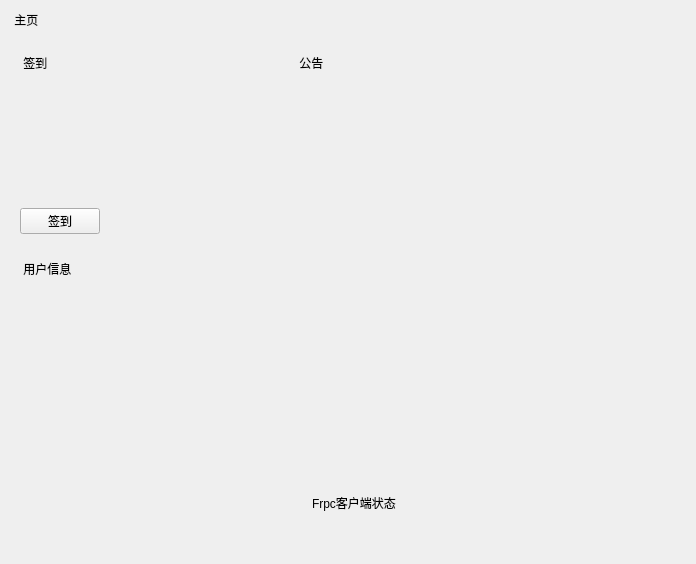
Above: QtUI/HomePage.ui from LxHTT/MEFrp-Launcher-Qt before the change. Below: the same form after it.
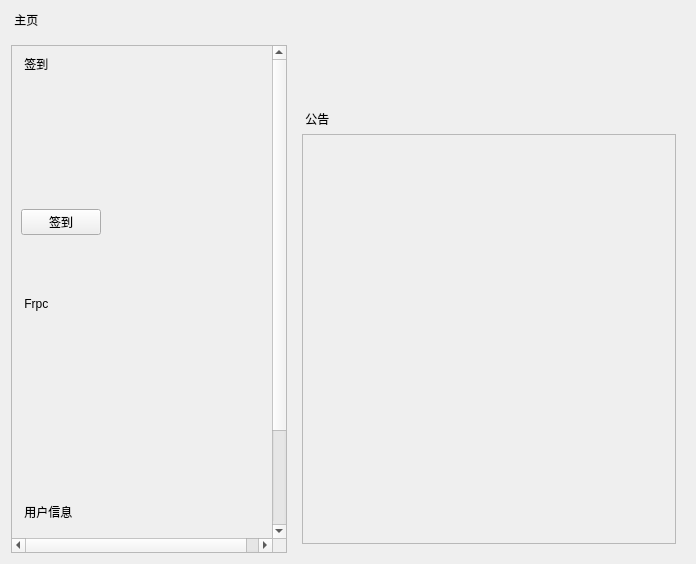
That is the form after the change. Custom widgets are drawn as their Qt base class.

Commit message: Fix | announcement & widget spacing

```diff
--- a/QtUI/HomePage.ui
+++ b/QtUI/HomePage.ui
@@ -14,7 +14,7 @@
    <string/>
   </property>
   <layout class="QGridLayout" name="gridLayout">
-   <item row="1" column="0" colspan="2">
+   <item row="1" column="0" colspan="3">
     <spacer name="verticalSpacer">
      <property name="orientation">
       <enum>Qt::Vertical</enum>
@@ -30,60 +30,7 @@
      </property>
     </spacer>
    </item>
-   <item row="7" column="1">
-    <widget class="OutlinedCardWidget" name="frpcStatusWidget">
-     <property name="sizePolicy">
-      <sizepolicy hsizetype="Expanding" vsizetype="Fixed">
-       <horstretch>0</horstretch>
-       <verstretch>0</verstretch>
-      </sizepolicy>
-     </property>
-     <property name="minimumSize">
-      <size>
-       <width>0</width>
-       <height>100</height>
-      </size>
-     </property>
-     <property name="maximumSize">
-      <size>
-       <width>16777215</width>
-       <height>100</height>
-      </size>
-     </property>
-     <layout class="QHBoxLayout" name="frpcStatusLayout">
-      <property name="leftMargin">
-       <number>25</number>
-      </property>
-      <item>
-       <widget class="SubtitleLabel" name="frpcStatusTitle">
-        <property name="sizePolicy">
-         <sizepolicy hsizetype="Fixed" vsizetype="Fixed">
-          <horstretch>0</horstretch>
-          <verstretch>0</verstretch>
-         </sizepolicy>
-        </property>
-        <property name="text">
-         <string>Frpc客户端状态</string>
-        </property>
-       </widget>
-      </item>
-      <item>
-       <widget class="BodyLabel" name="frpcStatusContent">
-        <property name="sizePolicy">
-         <sizepolicy hsizetype="Expanding" vsizetype="Expanding">
-          <horstretch>0</horstretch>
-          <verstretch>0</verstretch>
-         </sizepolicy>
-        </property>
-        <property name="text">
-         <string/>
-        </property>
-       </widget>
-      </item>
-     </layout>
-    </widget>
-   </item>
-   <item row="0" column="0">
+   <item row="0" column="0" colspan="2">
     <widget class="TitleLabel" name="TitleLabel">
      <property name="sizePolicy">
       <sizepolicy hsizetype="Fixed" vsizetype="Fixed">
@@ -96,7 +43,194 @@
      </property>
     </widget>
    </item>
-   <item row="2" column="0">
+   <item row="3" column="2">
+    <widget class="OutlinedCardWidget" name="announcementWidget">
+     <property name="sizePolicy">
+      <sizepolicy hsizetype="Expanding" vsizetype="Expanding">
+       <horstretch>0</horstretch>
+       <verstretch>0</verstretch>
+      </sizepolicy>
+     </property>
+     <layout class="QVBoxLayout" name="verticalLayout">
+      <item>
+       <widget class="SubtitleLabel" name="announcementTitle">
+        <property name="sizePolicy">
+         <sizepolicy hsizetype="Fixed" vsizetype="Fixed">
+          <horstretch>0</horstretch>
+          <verstretch>0</verstretch>
+         </sizepolicy>
+        </property>
+        <property name="text">
+         <string> 公告</string>
+        </property>
+       </widget>
+      </item>
+      <item>
+       <widget class="SmoothScrollArea" name="announcementContentSC">
+        <property name="widgetResizable">
+         <bool>true</bool>
+        </property>
+        <widget class="QWidget" name="announcementContentSCWidget">
+         <property name="geometry">
+          <rect>
+           <x>0</x>
+           <y>0</y>
+           <width>376</width>
+           <height>375</height>
+          </rect>
+         </property>
+         <layout class="QGridLayout" name="announcementContentLayout">
+          <property name="leftMargin">
+           <number>6</number>
+          </property>
+          <property name="topMargin">
+           <number>6</number>
+          </property>
+          <property name="rightMargin">
+           <number>6</number>
+          </property>
+          <property name="bottomMargin">
+           <number>6</number>
+          </property>
+          <property name="spacing">
+           <number>4</number>
+          </property>
+          <item row="0" column="0">
+           <widget class="BodyLabel" name="announcementContent">
+            <property name="sizePolicy">
+             <sizepolicy hsizetype="Expanding" vsizetype="Expanding">
+              <horstretch>0</horstretch>
+              <verstretch>0</verstretch>
+             </sizepolicy>
+            </property>
+            <property name="text">
+             <string/>
+            </property>
+            <property name="textFormat">
+             <enum>Qt::MarkdownText</enum>
+            </property>
+            <property name="alignment">
+             <set>Qt::AlignLeading|Qt::AlignLeft|Qt::AlignTop</set>
+            </property>
+           </widget>
+          </item>
+         </layout>
+        </widget>
+       </widget>
+      </item>
+     </layout>
+    </widget>
+   </item>
+   <item row="2" column="2">
+    <widget class="QWidget" name="serviceStatusWidget" native="true">
+     <property name="sizePolicy">
+      <sizepolicy hsizetype="Expanding" vsizetype="Fixed">
+       <horstretch>0</horstretch>
+       <verstretch>0</verstretch>
+      </sizepolicy>
+     </property>
+     <property name="minimumSize">
+      <size>
+       <width>0</width>
+       <height>50</height>
+      </size>
+     </property>
+     <layout class="QVBoxLayout" name="serviceStatusLayout">
+      <property name="spacing">
+       <number>0</number>
+      </property>
+      <property name="leftMargin">
+       <number>0</number>
+      </property>
+      <property name="topMargin">
+       <number>0</number>
+      </property>
+      <property name="rightMargin">
+       <number>0</number>
+      </property>
+      <property name="bottomMargin">
+       <number>0</number>
+      </property>
+     </layout>
+    </widget>
+   </item>
+   <item row="2" column="0" rowspan="2" colspan="2">
+    <widget class="SmoothScrollArea" name="homePageSC">
+     <property name="minimumSize">
+      <size>
+       <width>270</width>
+       <height>0</height>
+      </size>
+     </property>
+     <property name="widgetResizable">
+      <bool>true</bool>
+     </property>
+     <widget class="QWidget" name="homePageSCWidget">
+      <property name="geometry">
+       <rect>
+        <x>0</x>
+        <y>0</y>
+        <width>274</width>
+        <height>616</height>
+       </rect>
+      </property>
+      <layout class="QGridLayout" name="homePageSCLayout">
+       <property name="leftMargin">
+        <number>0</number>
+       </property>
+       <property name="topMargin">
+        <number>0</number>
+       </property>
+       <property name="rightMargin">
+        <number>0</number>
+       </property>
+       <property name="bottomMargin">
+        <number>0</number>
+       </property>
+       <property name="horizontalSpacing">
+        <number>4</number>
+       </property>
+       <property name="verticalSpacing">
+        <number>8</number>
+       </property>
+       <item row="2" column="0" rowspan="2" colspan="2">
+        <widget class="OutlinedCardWidget" name="userInfoWidget">
+         <property name="sizePolicy">
+          <sizepolicy hsizetype="Fixed" vsizetype="Expanding">
+           <horstretch>0</horstretch>
+           <verstretch>0</verstretch>
+          </sizepolicy>
+         </property>
+         <property name="minimumSize">
+          <size>
+           <width>270</width>
+           <height>300</height>
+          </size>
+         </property>
+         <property name="maximumSize">
+          <size>
+           <width>270</width>
+           <height>300</height>
+          </size>
+         </property>
+         <layout class="QVBoxLayout" name="userInfoLayout">
+          <item>
+           <widget class="SubtitleLabel" name="userInfoTitle">
+            <property name="sizePolicy">
+             <sizepolicy hsizetype="Fixed" vsizetype="Fixed">
+              <horstretch>0</horstretch>
+              <verstretch>0</verstretch>
+             </sizepolicy>
+            </property>
+            <property name="text">
+             <string> 用户信息</string>
+            </property>
+           </widget>
+          </item>
+         </layout>
+        </widget>
+       </item>
+       <item row="0" column="0">
     <widget class="OutlinedCardWidget" name="userSignWidget">
      <property name="sizePolicy">
       <sizepolicy hsizetype="Fixed" vsizetype="Fixed">
@@ -113,10 +247,10 @@
      <property name="maximumSize">
       <size>
        <width>270</width>
-       <height>200</height>
-      </size>
-     </property>
-     <layout class="QGridLayout" name="gridLayout_2">
+           <height>16777215</height>
+          </size>
+         </property>
+         <layout class="QGridLayout" name="userSignLayout">
       <property name="leftMargin">
        <number>9</number>
       </property>
@@ -165,10 +299,10 @@
      </layout>
     </widget>
    </item>
-   <item row="3" column="0" rowspan="5">
-    <widget class="OutlinedCardWidget" name="userInfoWidget">
+       <item row="1" column="0">
+        <widget class="OutlinedCardWidget" name="frpcStatusWidget">
      <property name="sizePolicy">
-      <sizepolicy hsizetype="Fixed" vsizetype="Expanding">
+          <sizepolicy hsizetype="Expanding" vsizetype="Fixed">
        <horstretch>0</horstretch>
        <verstretch>0</verstretch>
       </sizepolicy>
@@ -176,92 +310,21 @@
      <property name="minimumSize">
       <size>
        <width>270</width>
-       <height>0</height>
+           <height>100</height>
       </size>
      </property>
      <property name="maximumSize">
       <size>
        <width>270</width>
-       <height>16777215</height>
-      </size>
-     </property>
-     <layout class="QVBoxLayout" name="userInfoWidgetLayout">
-      <item>
-       <widget class="SubtitleLabel" name="userInfoTitle">
-        <property name="sizePolicy">
-         <sizepolicy hsizetype="Fixed" vsizetype="Fixed">
-          <horstretch>0</horstretch>
-          <verstretch>0</verstretch>
-         </sizepolicy>
-        </property>
-        <property name="text">
-         <string> 用户信息</string>
-        </property>
-       </widget>
-      </item>
-      <item>
-       <widget class="SmoothScrollArea" name="userInfoScrollArea">
-        <property name="frameShape">
-         <enum>QFrame::NoFrame</enum>
-        </property>
-        <property name="frameShadow">
-         <enum>QFrame::Plain</enum>
-        </property>
-        <property name="verticalScrollBarPolicy">
-         <enum>Qt::ScrollBarAsNeeded</enum>
-        </property>
-        <property name="horizontalScrollBarPolicy">
-         <enum>Qt::ScrollBarAlwaysOff</enum>
-        </property>
-        <property name="widgetResizable">
-         <bool>true</bool>
-        </property>
-        <property name="alignment">
-         <set>Qt::AlignCenter</set>
-        </property>
-        <widget class="QWidget" name="userInfoSC">
-         <property name="geometry">
-          <rect>
-           <x>0</x>
-           <y>0</y>
-           <width>252</width>
-           <height>227</height>
-          </rect>
-         </property>
-         <layout class="QVBoxLayout" name="userInfoSCFakeLayout">
+           <height>100</height>
+          </size>
+         </property>
+         <layout class="QHBoxLayout" name="frpcStatusLayout">
           <property name="leftMargin">
-           <number>0</number>
+           <number>9</number>
           </property>
-          <property name="topMargin">
-           <number>0</number>
-          </property>
-          <property name="rightMargin">
-           <number>0</number>
-          </property>
-          <property name="bottomMargin">
-           <number>0</number>
-          </property>
           <item>
-           <layout class="QVBoxLayout" name="userInfoSCRealLayout"/>
-          </item>
-         </layout>
-        </widget>
-       </widget>
-      </item>
-     </layout>
-    </widget>
-   </item>
-   <item row="2" column="1" rowspan="5">
-    <widget class="OutlinedCardWidget" name="announcementWidget">
-     <property name="sizePolicy">
-      <sizepolicy hsizetype="Expanding" vsizetype="Expanding">
-       <horstretch>0</horstretch>
-       <verstretch>0</verstretch>
-      </sizepolicy>
-     </property>
-     <layout class="QVBoxLayout" name="verticalLayout">
-      <item>
-       <widget class="SubtitleLabel" name="announcementTitle">
+           <widget class="SubtitleLabel" name="frpcStatusTitle">
         <property name="sizePolicy">
          <sizepolicy hsizetype="Fixed" vsizetype="Fixed">
           <horstretch>0</horstretch>
@@ -269,12 +332,12 @@
          </sizepolicy>
         </property>
         <property name="text">
-         <string> 公告</string>
+             <string> Frpc</string>
         </property>
        </widget>
       </item>
       <item>
-       <widget class="BodyLabel" name="announcementContent">
+           <widget class="BodyLabel" name="frpcStatusContent">
         <property name="sizePolicy">
          <sizepolicy hsizetype="Expanding" vsizetype="Expanding">
           <horstretch>0</horstretch>
@@ -284,12 +347,13 @@
         <property name="text">
          <string/>
         </property>
-        <property name="alignment">
-         <set>Qt::AlignLeading|Qt::AlignLeft|Qt::AlignTop</set>
-        </property>
        </widget>
       </item>
      </layout>
+        </widget>
+       </item>
+      </layout>
+     </widget>
     </widget>
    </item>
   </layout>
```
Lines whose indentation alone changed are shown as unchanged. The commit also changes 2 other files.
